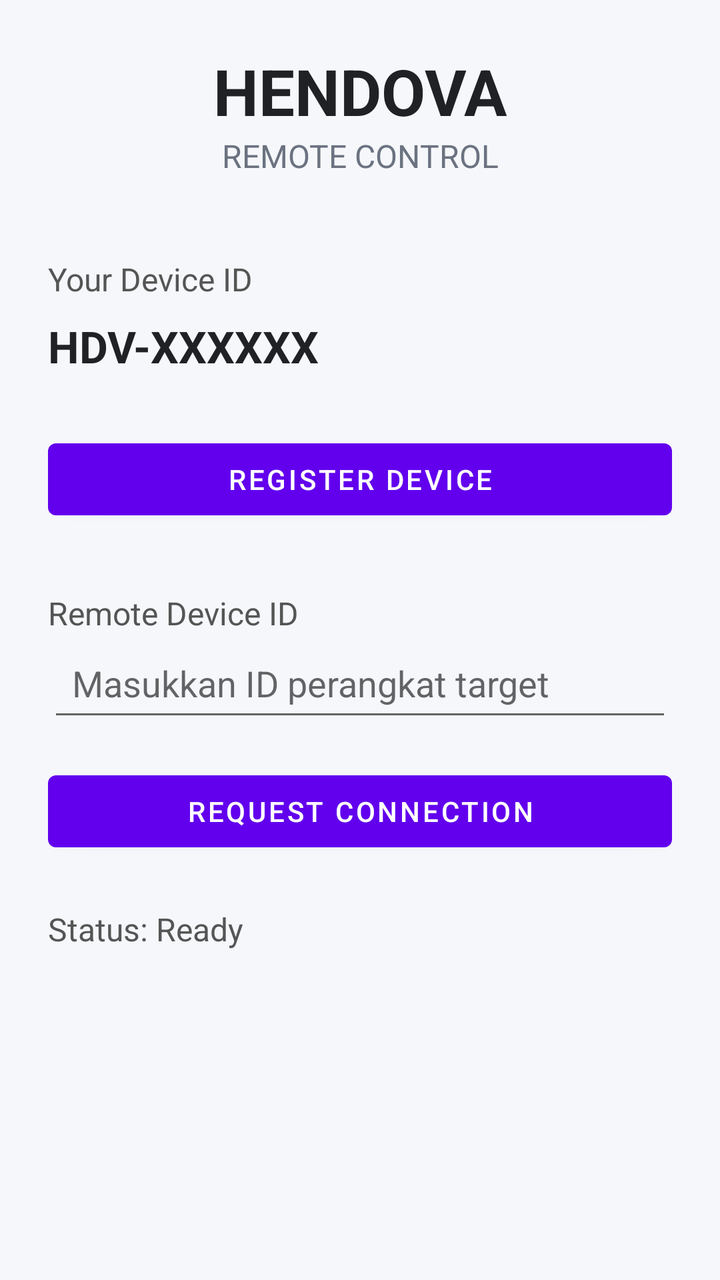
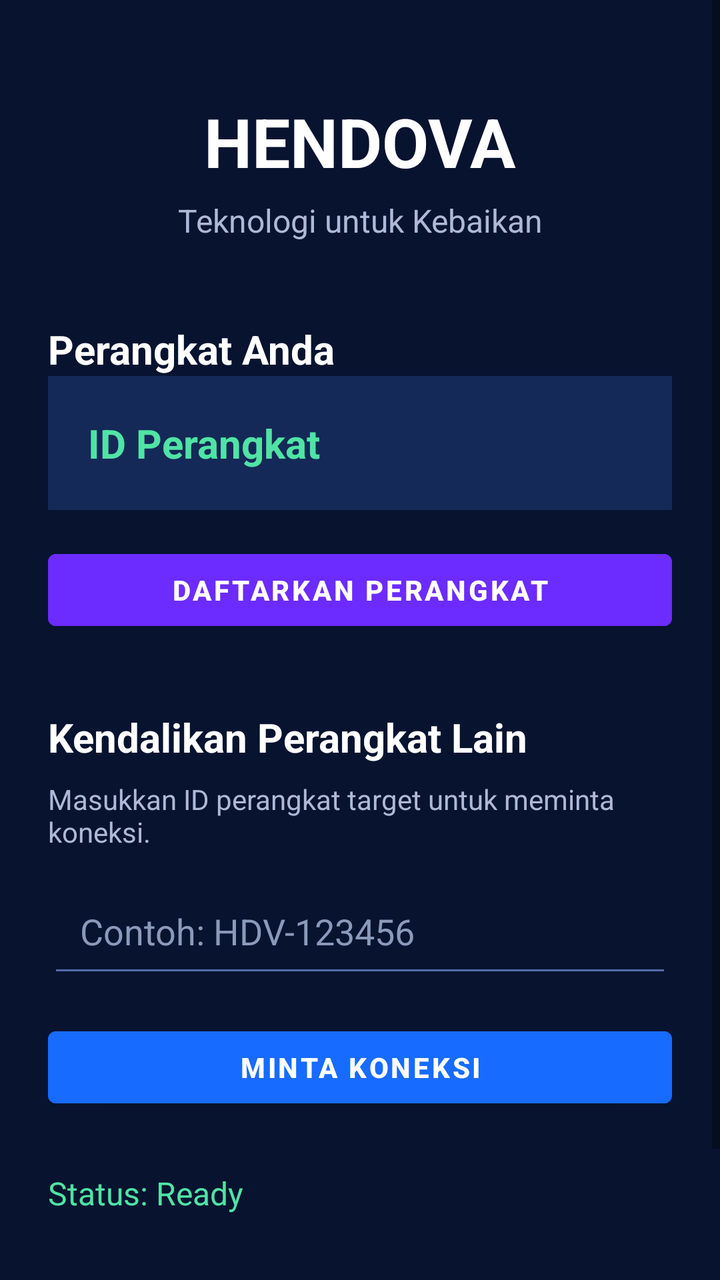

Two renders of the same Android screen: before a commit and after it. Below are the layout's source before the change and the commit's diff.
<!-- AndroidManifest.xml: application theme Theme.Hendova -->
<!-- res/layout/activity_main.xml -->
<?xml version="1.0" encoding="utf-8"?>
<ScrollView xmlns:android="http://schemas.android.com/apk/res/android"
    android:layout_width="match_parent"
    android:layout_height="match_parent"
    android:background="#F5F7FA">

    <LinearLayout
        android:layout_width="match_parent"
        android:layout_height="wrap_content"
        android:orientation="vertical"
        android:padding="24dp">

        <TextView
            android:layout_width="match_parent"
            android:layout_height="wrap_content"
            android:gravity="center"
            android:text="HENDOVA"
            android:textColor="#202124"
            android:textSize="32sp"
            android:textStyle="bold" />

        <TextView
            android:layout_width="match_parent"
            android:layout_height="wrap_content"
            android:gravity="center"
            android:text="REMOTE CONTROL"
            android:textColor="#6B7280"
            android:textSize="16sp" />

        <TextView
            android:layout_width="match_parent"
            android:layout_height="wrap_content"
            android:layout_marginTop="40dp"
            android:text="Your Device ID"
            android:textColor="#555555"
            android:textSize="16sp" />

        <TextView
            android:id="@+id/deviceIdText"
            android:layout_width="match_parent"
            android:layout_height="wrap_content"
            android:layout_marginTop="8dp"
            android:text="HDV-XXXXXX"
            android:textColor="#202124"
            android:textSize="22sp"
            android:textStyle="bold" />

        <Button
            android:id="@+id/connectButton"
            android:layout_width="match_parent"
            android:layout_height="wrap_content"
            android:layout_marginTop="28dp"
            android:text="REGISTER DEVICE"
            android:textAllCaps="false" />

        <TextView
            android:layout_width="match_parent"
            android:layout_height="wrap_content"
            android:layout_marginTop="32dp"
            android:text="Remote Device ID"
            android:textColor="#555555"
            android:textSize="16sp" />

        <EditText
            android:id="@+id/remoteIdInput"
            android:layout_width="match_parent"
            android:layout_height="wrap_content"
            android:hint="Masukkan ID perangkat target"
            android:inputType="textCapCharacters"
            android:padding="12dp" />

        <Button
            android:id="@+id/controlButton"
            android:layout_width="match_parent"
            android:layout_height="wrap_content"
            android:layout_marginTop="16dp"
            android:text="REQUEST CONNECTION"
            android:textAllCaps="false" />

        <TextView
            android:id="@+id/statusText"
            android:layout_width="match_parent"
            android:layout_height="wrap_content"
            android:layout_marginTop="24dp"
            android:text="Status: Ready"
            android:textColor="#555555"
            android:textSize="16sp" />

    </LinearLayout>
</ScrollView>
<!-- resources referenced by this layout -->
<resources>
  <style name="Theme.Hendova" parent="Theme.MaterialComponents.DayNight.NoActionBar" />
</resources>

<!-- the commit's change to res/layout/activity_main.xml (unified diff, before → after) -->
@@ -1,8 +1,9 @@
 <?xml version="1.0" encoding="utf-8"?>
-<ScrollView xmlns:android="http://schemas.android.com/apk/res/android"
+<ScrollView
+    xmlns:android="http://schemas.android.com/apk/res/android"
     android:layout_width="match_parent"
     android:layout_height="match_parent"
-    android:background="#F5F7FA">
+    android:background="#07132F">
 
     <LinearLayout
         android:layout_width="match_parent"
@@ -10,81 +11,121 @@
         android:orientation="vertical"
         android:padding="24dp">
 
-        <TextView
-            android:layout_width="match_parent"
-            android:layout_height="wrap_content"
-            android:gravity="center"
-            android:text="HENDOVA"
-            android:textColor="#202124"
-            android:textSize="32sp"
-            android:textStyle="bold" />
+        
 
         <TextView
             android:layout_width="match_parent"
             android:layout_height="wrap_content"
+            android:text="HENDOVA"
+            android:textColor="#FFFFFF"
+            android:textSize="34sp"
+            android:textStyle="bold"
             android:gravity="center"
-            android:text="REMOTE CONTROL"
-            android:textColor="#6B7280"
-            android:textSize="16sp" />
+            android:layout_marginTop="24dp"/>
 
         <TextView
             android:layout_width="match_parent"
             android:layout_height="wrap_content"
-            android:layout_marginTop="40dp"
-            android:text="Your Device ID"
-            android:textColor="#555555"
-            android:textSize="16sp" />
+            android:text="Teknologi untuk Kebaikan"
+            android:textColor="#AEB9D6"
+            android:textSize="16sp"
+            android:gravity="center"
+            android:layout_marginTop="6dp"/>
+
+        
+
+        <TextView
+            android:layout_width="match_parent"
+            android:layout_height="wrap_content"
+            android:text="Perangkat Anda"
+            android:textColor="#FFFFFF"
+            android:textSize="20sp"
+            android:textStyle="bold"
+            android:layout_marginTop="40dp"/>
 
         <TextView
             android:id="@+id/deviceIdText"
             android:layout_width="match_parent"
             android:layout_height="wrap_content"
-            android:layout_marginTop="8dp"
-            android:text="HDV-XXXXXX"
-            android:textColor="#202124"
-            android:textSize="22sp"
-            android:textStyle="bold" />
+            android:text="ID Perangkat"
+            android:textColor="#50E3A4"
+            android:textSize="20sp"
+            android:textStyle="bold"
+            android:padding="20dp"
+            android:background="#142957"/>
 
         <Button
             android:id="@+id/connectButton"
             android:layout_width="match_parent"
             android:layout_height="wrap_content"
-            android:layout_marginTop="28dp"
-            android:text="REGISTER DEVICE"
-            android:textAllCaps="false" />
+            android:text="DAFTARKAN PERANGKAT"
+            android:textColor="#FFFFFF"
+            android:textStyle="bold"
+            android:backgroundTint="#6C2BFF"
+            android:layout_marginTop="16dp"/>
+
+        
 
         <TextView
             android:layout_width="match_parent"
             android:layout_height="wrap_content"
-            android:layout_marginTop="32dp"
-            android:text="Remote Device ID"
-            android:textColor="#555555"
-            android:textSize="16sp" />
+            android:text="Kendalikan Perangkat Lain"
+            android:textColor="#FFFFFF"
+            android:textSize="20sp"
+            android:textStyle="bold"
+            android:layout_marginTop="36dp"/>
+
+        <TextView
+            android:layout_width="match_parent"
+            android:layout_height="wrap_content"
+            android:text="Masukkan ID perangkat target untuk meminta koneksi."
+            android:textColor="#AEB9D6"
+            android:textSize="14sp"
+            android:layout_marginTop="8dp"/>
 
         <EditText
             android:id="@+id/remoteIdInput"
             android:layout_width="match_parent"
             android:layout_height="wrap_content"
-            android:hint="Masukkan ID perangkat target"
-            android:inputType="textCapCharacters"
-            android:padding="12dp" />
+            android:hint="Contoh: HDV-123456"
+            android:textColor="#FFFFFF"
+            android:textColorHint="#8B99BA"
+            android:inputType="text"
+            android:padding="16dp"
+            android:backgroundTint="#536DAA"
+            android:layout_marginTop="12dp"/>
 
         <Button
             android:id="@+id/controlButton"
             android:layout_width="match_parent"
             android:layout_height="wrap_content"
-            android:layout_marginTop="16dp"
-            android:text="REQUEST CONNECTION"
-            android:textAllCaps="false" />
+            android:text="MINTA KONEKSI"
+            android:textColor="#FFFFFF"
+            android:textStyle="bold"
+            android:backgroundTint="#176BFF"
+            android:layout_marginTop="16dp"/>
+
+        
 
         <TextView
             android:id="@+id/statusText"
             android:layout_width="match_parent"
             android:layout_height="wrap_content"
-            android:layout_marginTop="24dp"
             android:text="Status: Ready"
-            android:textColor="#555555"
-            android:textSize="16sp" />
+            android:textColor="#50E3A4"
+            android:textSize="16sp"
+            android:layout_marginTop="28dp"/>
+
+        <TextView
+            android:layout_width="match_parent"
+            android:layout_height="wrap_content"
+            android:text="Smart • Secure • Together"
+            android:textColor="#6F82AC"
+            android:textSize="13sp"
+            android:gravity="center"
+            android:layout_marginTop="40dp"
+            android:layout_marginBottom="24dp"/>
 
     </LinearLayout>
+
 </ScrollView>
